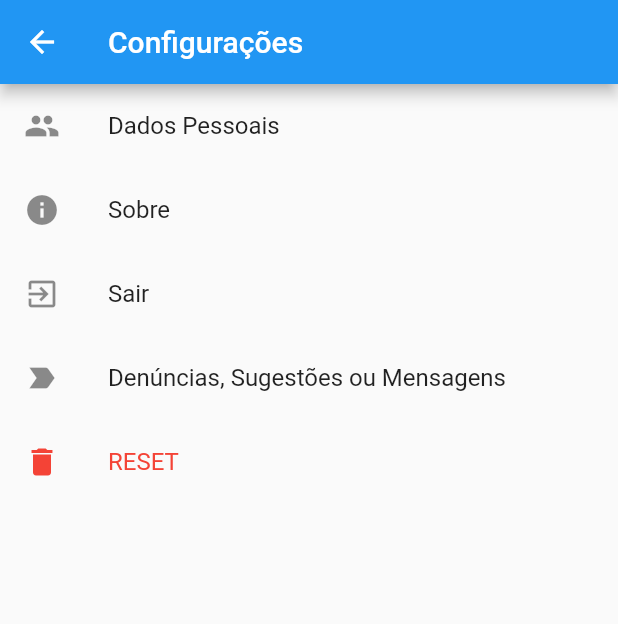
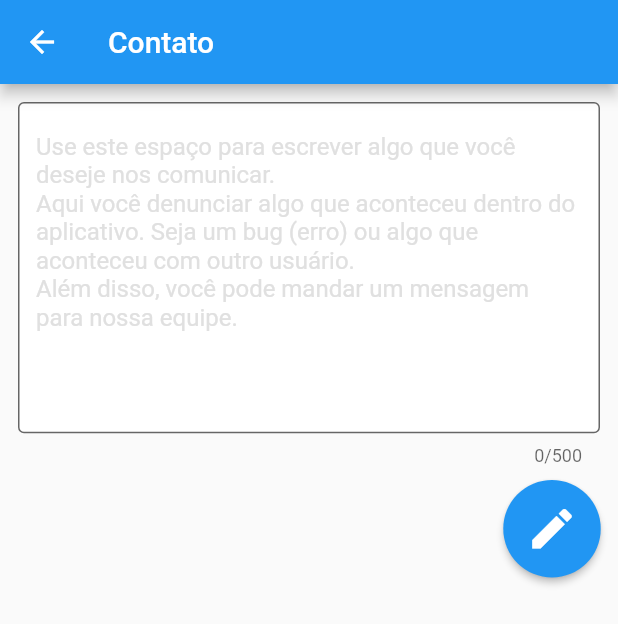
Before and after one commit to Tissobola/Ainidiu, a Flutter app: the Configuracoes screen opened directly, after a tap on "Denúncias, Sugestões ou Mensagens", on a phone screen of 412 x 824 dp. Shown: the top 624 px of the screen. Run offline on Flutter 3.47's test engine with Material 2 defaults, Android fonts, the phone set to English and light mode, and no system bars; our stand-ins replace cloud_firestore, connectivity, email_validator, firebase_core, firebase_messaging, firebase_storage and 3 more; accounts and stored records are empty.

Commit message:
Sugestões e Denúncias

```diff
--- a/Ainidiu/lib/src/page/configuracoes_page.dart
+++ b/Ainidiu/lib/src/page/configuracoes_page.dart
@@ -1,5 +1,6 @@
 import 'package:ainidiu/src/api/user.dart';
 import 'package:ainidiu/src/page/dados_pessoais.dart';
+import 'package:ainidiu/src/page/denuncias_sugestoes_mensagens.dart';
 import 'package:ainidiu/src/page/login_home.dart';
 import 'package:ainidiu/src/page/sobre_page.dart';
 import 'package:ainidiu/src/services/firebase_repository.dart';
@@ -80,8 +81,12 @@ class _ConfiguracoesState extends State<Configuracoes> {
           leading: Icon(Icons.people),
           title: Text('Dados Pessoais'),
           onTap: () {
-            Navigator.push(context,
-                MaterialPageRoute(builder: (context) => DadosPessoais(usuario: usuario,)));
+            Navigator.push(
+                context,
+                MaterialPageRoute(
+                    builder: (context) => DadosPessoais(
+                          usuario: usuario,
+                        )));
           },
         ),
         ListTile(
@@ -120,7 +125,8 @@ class _ConfiguracoesState extends State<Configuracoes> {
           leading: Icon(Icons.label_important),
           title: Text('Denúncias, Sugestões ou Mensagens'),
           onTap: () {
-
+            Navigator.push(context,
+                MaterialPageRoute(builder: (context) => OpinionPage(usuario: usuario,)));
           },
         ),
         ListTile(
--- /dev/null
+++ b/Ainidiu/lib/src/page/denuncias_sugestoes_mensagens.dart
@@ -0,0 +1,110 @@
+import 'package:ainidiu/src/api/user.dart';
+import 'package:ainidiu/src/services/filtrar.dart';
+import 'package:ainidiu/src/services/firebase_repository.dart';
+import 'package:flutter/material.dart';
+
+class OpinionPage extends StatefulWidget {
+  User usuario;
+  OpinionPage({Key key, this.usuario}) : super(key: key);
+
+  @override
+  _OpinionPageState createState() => _OpinionPageState(usuario: usuario);
+}
+
+class _OpinionPageState extends State<OpinionPage> {
+  User usuario;
+  bool temConteudo = true;
+  bool canSend = true;
+
+  _OpinionPageState({this.usuario});
+
+  TextEditingController msg = TextEditingController();
+  final _formKey = GlobalKey<FormState>();
+  final GlobalKey<ScaffoldState> _scaffoldKey = new GlobalKey<ScaffoldState>();
+
+  FbRepository repository = FbRepository();
+
+  Widget _buildTextField() {
+    final maxLines = 10;
+
+    return Form(
+      key: _formKey,
+      child: Container(
+        margin: EdgeInsets.all(12),
+        height: maxLines * 24.0,
+        child: TextFormField(
+          maxLength: 500,
+          validator: (texto) {
+            if (msg.text.isEmpty) {
+              return 'Texto inválido!';
+            }
+            return null;
+          },
+          maxLines: maxLines,
+          controller: msg,
+          decoration: InputDecoration(
+            border: OutlineInputBorder(),
+            hintText: mensagem,
+            hintStyle: TextStyle(color: Colors.grey[300]),
+            fillColor: Colors.white,
+            filled: true,
+          ),
+        ),
+      ),
+    );
+  }
+
+  Widget button() {
+    return RawMaterialButton(
+      onPressed: () async {
+        if (_formKey.currentState.validate()) {
+          bool ehOfensivo = await Filtrar().filtrarTexto(msg.text);
+
+          if (ehOfensivo) {
+            _scaffoldKey.currentState.showSnackBar(SnackBar(
+              content: Text('Sua mensagem contém termos ofensivos!'),
+              backgroundColor: Colors.red,
+            ));
+          } else {
+            if (canSend) {
+              repository.sugestoes(msg.text, usuario);
+
+              canSend = false;
+              Navigator.pop(context);
+            }
+          }
+        }
+      },
+      elevation: 2.0,
+      fillColor: Colors.blue,
+      child: Icon(
+        Icons.create,
+        size: 35.0,
+        color: Colors.white,
+      ),
+      padding: EdgeInsets.all(15.0),
+      shape: CircleBorder(),
+    );
+  }
+
+  String mensagem =
+      "Use este espaço para escrever algo que você deseje nos comunicar.\nAqui você denunciar algo que aconteceu dentro do aplicativo. Seja um bug (erro) ou algo que aconteceu com outro usuário.\nAlém disso, você pode mandar um mensagem para nossa equipe.";
+
+  @override
+  Widget build(BuildContext context) {
+    var alturaTela = MediaQuery.of(context).size.height;
+    var larguraTela = MediaQuery.of(context).size.width;
+
+    return Scaffold(
+      key: _scaffoldKey,
+      appBar: AppBar(title: Text('Contato')),
+      body: Column(
+          crossAxisAlignment: CrossAxisAlignment.end,
+          mainAxisSize: MainAxisSize.max,
+          children: <Widget>[
+            _buildTextField(),
+            button(),
+          ]),
+    );
+  }
+}
--- a/Ainidiu/lib/src/page/escrever_page.dart
+++ b/Ainidiu/lib/src/page/escrever_page.dart
@@ -31,8 +31,8 @@ class _EscreverState extends State<Escrever> {
           maxLength: 500,
           validator: (texto) {
             if (msg.text.isEmpty) {
-              return 'Escreva alguma coisa para que possamos te entender :)';
-            } else {}
+              return 'Texto inválido!';
+            }
             return null;
           },
           maxLines: maxLines,
--- a/Ainidiu/lib/src/services/firebase_repository.dart
+++ b/Ainidiu/lib/src/services/firebase_repository.dart
@@ -8,6 +8,14 @@ import 'package:shared_preferences/shared_preferences.dart';
 class FbRepository {
   FirebaseFirestore getConexao() {
     return FirebaseFirestore.instance;
+  }
+
+  Future<void> sugestoes(texto, User user) async {
+    getConexao().collection('sugestoes').doc().set({
+      'mensagem': texto,
+      'data': DateTime.now(),
+      'usuario': user.apelido,
+    });
   }
 
   String formatarHora(DateTime hora) {
@@ -841,7 +849,6 @@ class FbRepository {
 
   void enviarDenuncia(
       int idDoPost, Map<String, dynamic> data, texto, User autor) async {
-
     DocumentSnapshot dados =
         await getConexao().collection('postagens').doc('post$idDoPost').get();
 
```
